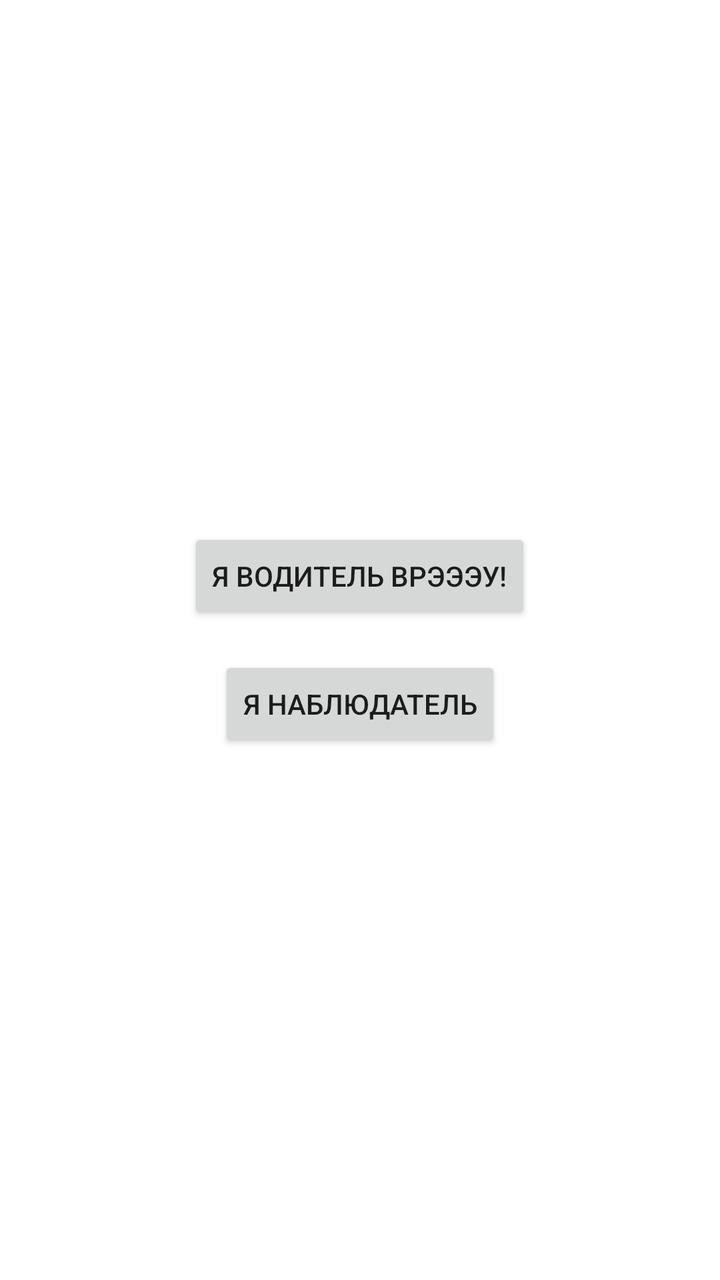
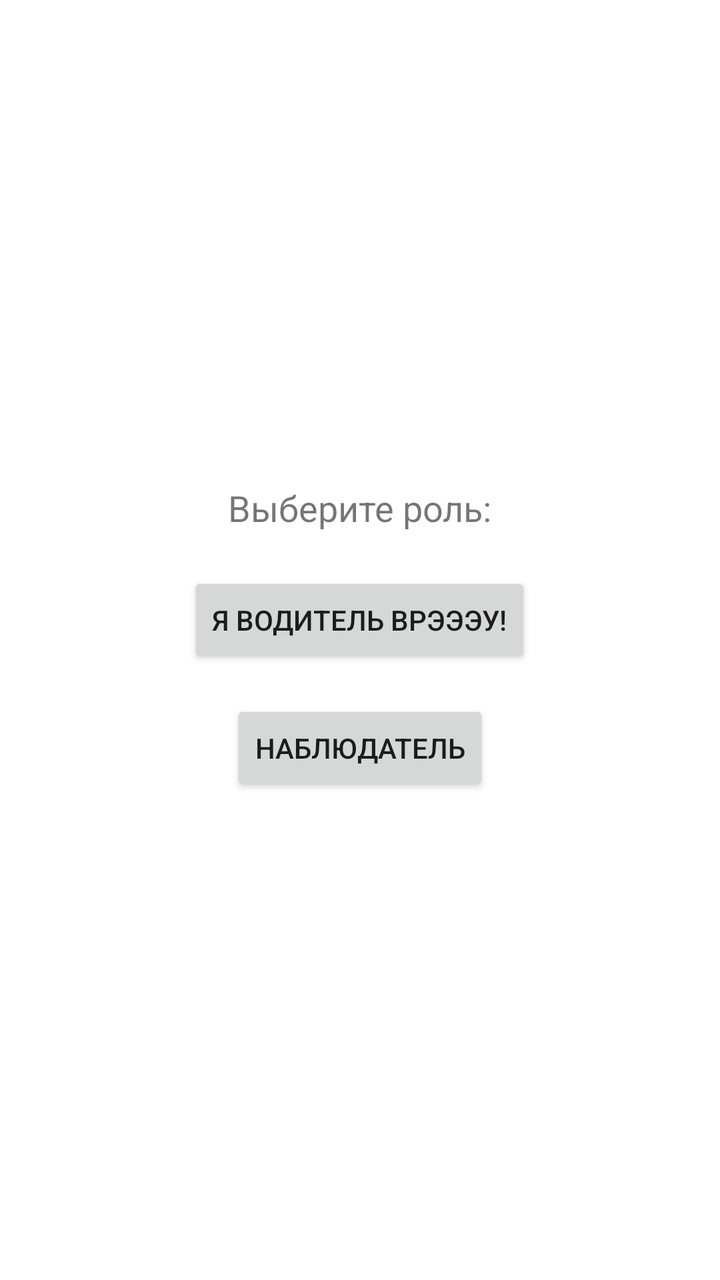

An Android layout rendered at two revisions. The XML below is the earlier revision; the diff shows what the commit changed to produce the second picture.
<!-- AndroidManifest.xml: activity theme Theme.DriverTracker -->
<!-- res/layout/activity_main.xml -->
<?xml version="1.0" encoding="utf-8"?>
<LinearLayout
    xmlns:android="http://schemas.android.com/apk/res/android"
    android:layout_width="match_parent"
    android:layout_height="match_parent"
    android:orientation="vertical"
    android:gravity="center"
    android:padding="16dp">

    

    

    <Button
        android:id="@+id/btnDriver"
        android:layout_width="wrap_content"
        android:layout_height="wrap_content"
        android:layout_marginBottom="16dp"
        android:text="Я Водитель врэээу!" />

    <Button
        android:id="@+id/btnObserver"
        android:layout_width="wrap_content"
        android:layout_height="wrap_content"
        android:text="Я наблюдатель"/>
</LinearLayout>
<!-- resources referenced by this layout -->
<resources>
  <style name="Theme.DriverTracker" parent="Theme.MaterialComponents.DayNight">
          
          <item name="colorPrimary">@color/purple_500</item>
          <item name="colorPrimaryVariant">@color/purple_700</item>
          <item name="colorOnPrimary">@color/white</item>
  
          
          <item name="android:windowBackground">@color/white</item>
      </style>
  <color name="purple_500">#FF6200EE</color>
  <color name="purple_700">#FF3700B3</color>
  <color name="white">#FFFFFFFF</color>
</resources>

<!-- the commit's change to res/layout/activity_main.xml (unified diff, before → after) -->
@@ -1,4 +1,3 @@
-<?xml version="1.0" encoding="utf-8"?>
 <LinearLayout
     xmlns:android="http://schemas.android.com/apk/res/android"
     android:layout_width="match_parent"
@@ -8,19 +7,24 @@
     android:padding="16dp">
 
     
-
-    
+    <TextView
+        android:id="@+id/tvStatus"
+        android:layout_width="wrap_content"
+        android:layout_height="wrap_content"
+        android:text="Выберите роль:"
+        android:textSize="18sp"
+        android:layout_marginBottom="20dp"/>
 
     <Button
         android:id="@+id/btnDriver"
         android:layout_width="wrap_content"
         android:layout_height="wrap_content"
-        android:layout_marginBottom="16dp"
-        android:text="Я Водитель врэээу!" />
+        android:text="Я Водитель ВРЭЭЭУ!"
+        android:layout_marginBottom="16dp"/>
 
     <Button
         android:id="@+id/btnObserver"
         android:layout_width="wrap_content"
         android:layout_height="wrap_content"
-        android:text="Я наблюдатель"/>
+        android:text="Наблюдатель"/>
 </LinearLayout>
